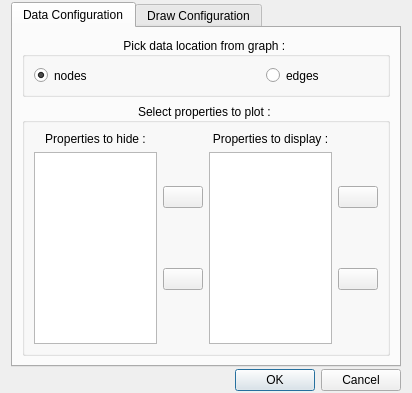
vadivelselvaraj/TulipGLImprovement, file plugins/view/parallel/ParallelCoordinatesConfigDialog.ui: the form before one commit.
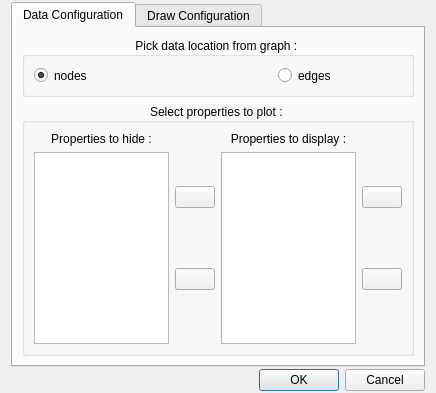
The form after the commit. Icons and pictures are not drawn. Custom widgets are drawn as their Qt base class.

Diff of the .ui file:
```diff
--- a/plugins/view/parallel/ParallelCoordinatesConfigDialog.ui
+++ b/plugins/view/parallel/ParallelCoordinatesConfigDialog.ui
@@ -8,7 +8,7 @@
    <rect>
     <x>0</x>
     <y>0</y>
-    <width>412</width>
+    <width>436</width>
     <height>393</height>
    </rect>
   </property>
```
Left out of the diff: 2 changed lines with no effect on the pictures.
